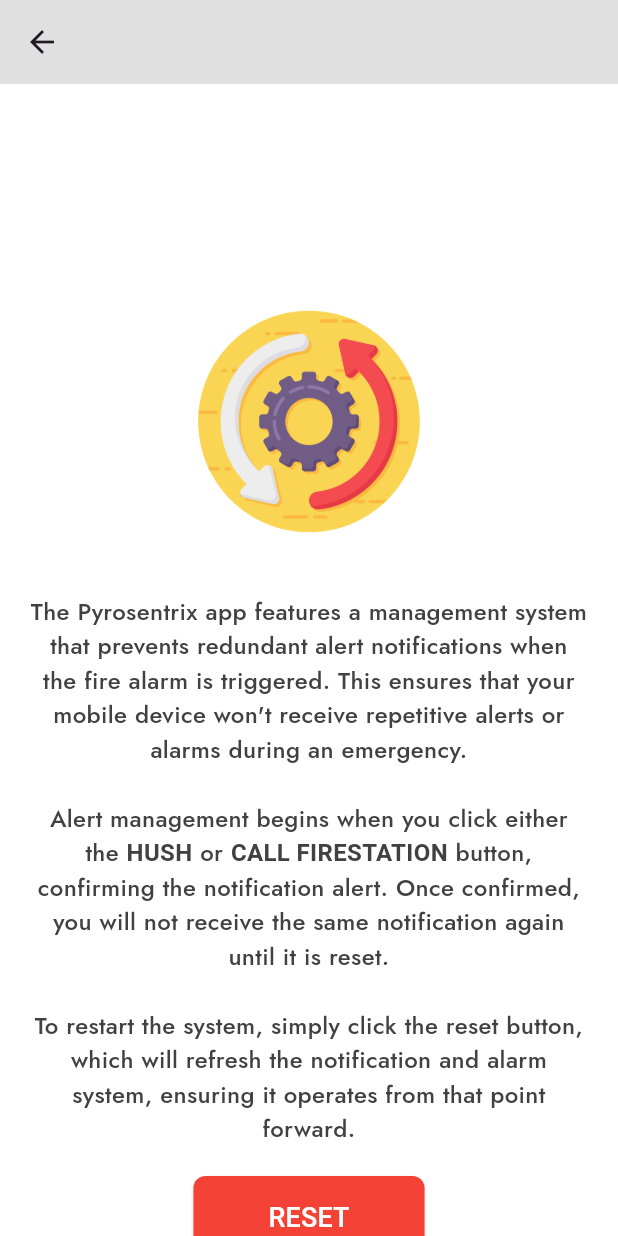
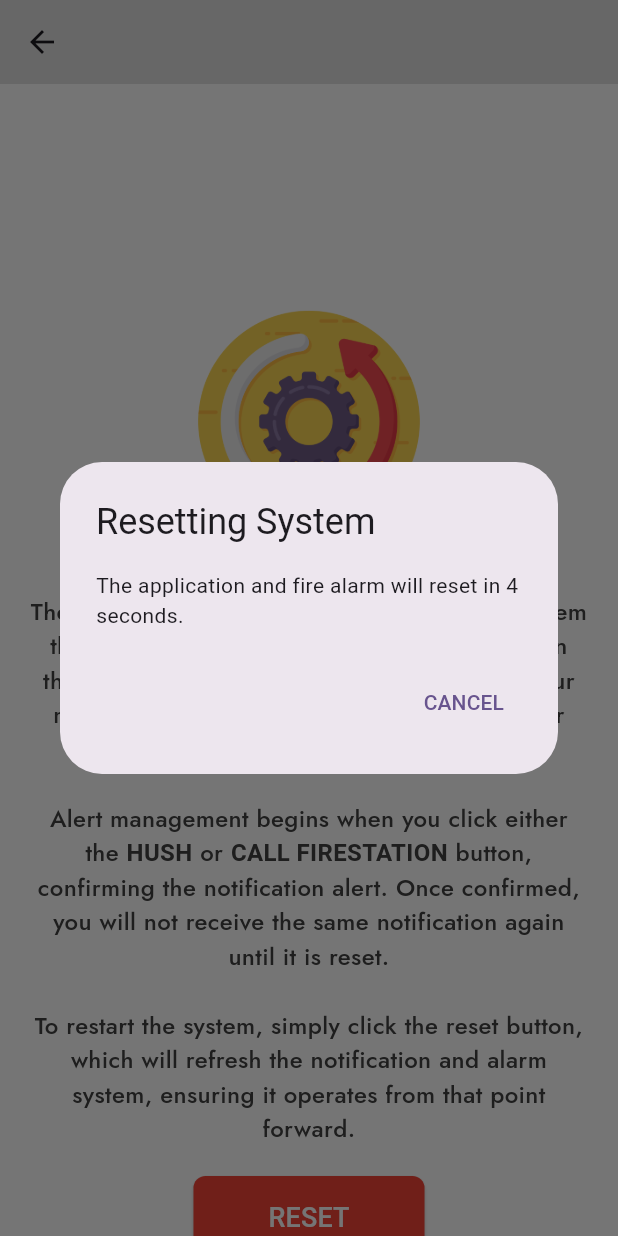
Before and after one commit to Cailo322/PyroSentrix, a Flutter app: the ResetSystemScreen screen opened by its route, after a tap on "RESET", on a phone screen of 412 x 824 dp. Run offline on Flutter 3.47's test engine with Material 3 defaults, Android fonts, the phone set to English and light mode, and no system bars; our stand-ins replace audioplayers, cloud_firestore, firebase_auth, firebase_core, firebase_messaging, flutter_local_notifications and 3 more; missing offline and left inert: esp_smartconfig, mobile_scanner; accounts and stored records are empty.

Commit message:
System reset can now rest IsHush

```diff
--- a/lib/reset_system.dart
+++ b/lib/reset_system.dart
@@ -1,9 +1,12 @@
+import 'dart:async'; // Import Timer
 import 'package:flutter/material.dart';
 import 'package:flutter/services.dart';
+import 'package:cloud_firestore/cloud_firestore.dart'; // Import Firestore
 import 'notification_service.dart'; // Import the NotificationService
 
 class ResetSystemScreen extends StatelessWidget {
   final NotificationService _notificationService = NotificationService(); // Instance of NotificationService
+  final FirebaseFirestore _firestore = FirebaseFirestore.instance; // Firestore instance
 
   @override
   Widget build(BuildContext context) {
@@ -78,10 +81,7 @@
                   ),
                 ),
                 onPressed: () {
-                  _resetNotifications();
-
-                  // Restart the app on Android
-                  SystemNavigator.pop(); // Closes the app on Android
+                  _showCountdownDialog(context); // Show the countdown dialog
                 },
                 child: Text(
                   'RESET',
@@ -95,8 +95,93 @@
     );
   }
 
+  // Show a countdown dialog
+  void _showCountdownDialog(BuildContext context) {
+    int countdown = 5; // Start countdown from 5 seconds
+
+    showDialog(
+      context: context,
+      barrierDismissible: false, // Prevent dismissing the dialog by tapping outside
+      builder: (BuildContext context) {
+        return AlertDialog(
+          title: Text("Resetting System"),
+          content: Text("The application and fire alarm will reset in $countdown seconds."),
+          actions: [
+            TextButton(
+              onPressed: () {
+                Navigator.of(context).pop(); // Close the dialog
+              },
+              child: Text("CANCEL"),
+            ),
+          ],
+        );
+      },
+    );
+
+    // Start the countdown timer
+    Timer.periodic(Duration(seconds: 1), (Timer timer) async {
+      if (countdown > 0) {
+        // Update the dialog content
+        Navigator.of(context).pop(); // Close the current dialog
+        showDialog(
+          context: context,
+          barrierDismissible: false,
+          builder: (BuildContext context) {
+            return AlertDialog(
+              title: Text("Resetting System"),
+              content: Text("The application and fire alarm will reset in $countdown seconds."),
+              actions: [
+                TextButton(
+                  onPressed: () {
+                    timer.cancel(); // Stop the timer
+                    Navigator.of(context).pop(); // Close the dialog
+                  },
+                  child: Text("CANCEL"),
+                ),
+              ],
+            );
+          },
+        );
+        countdown--;
+      } else {
+        timer.cancel(); // Stop the timer
+        Navigator.of(context).pop(); // Close the dialog
+
+        // Perform reset actions
+        _resetNotifications();
+        _resetHushedStatus();
+
+        // Restart the app on Android
+        SystemNavigator.pop(); // Closes the app on Android
+      }
+    });
+  }
+
   // Reset the acknowledged alerts in NotificationService
   void _resetNotifications() {
     _notificationService.acknowledgeAlerts(); // Reset acknowledged alerts
   }
+
+  // Update isHushed in Firestore
+  void _resetHushedStatus() async {
+    DocumentReference alarmRef = _firestore.collection('BooleanConditions').doc('Alarm');
+
+    try {
+      // Fetch the current value of isHushed
+      DocumentSnapshot docSnapshot = await alarmRef.get();
+      if (docSnapshot.exists) {
+        bool isHushed = docSnapshot.get('isHushed');
+
+        // Only update if isHushed is true
+        if (isHushed) {
+          await alarmRef.update({'isHushed': false});
+          print("isHushed reset to false");
+        } else {
+          print("isHushed is already false, no update needed.");
+        }
+      }
+    } catch (e) {
+      print("Error updating isHushed: $e");
+    }
+  }
 }
```
Also changed, not shown: pubspec.lock.
